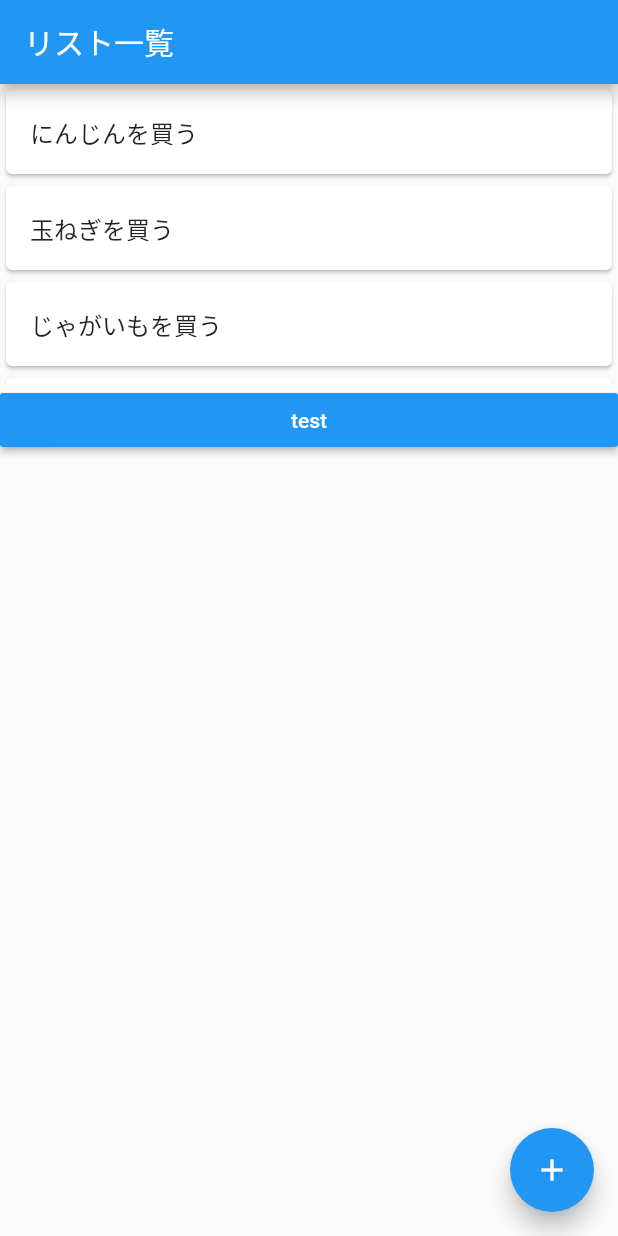
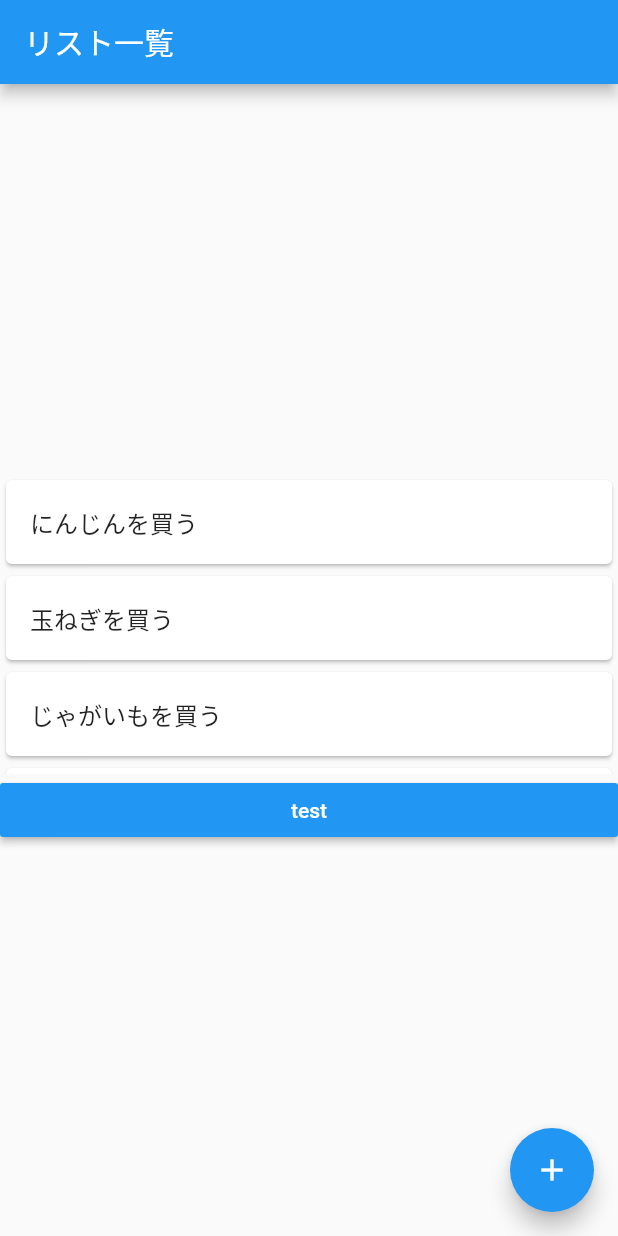
Before and after one commit to ShoHIOKI/test, a Flutter app: the screen it shows after launch, on a phone screen of 412 x 824 dp. Run offline on Flutter 3.47's test engine with Material 2 defaults, Android fonts, the phone set to English and light mode, and no system bars.

Commit message:
レイアウト確認用フラグ追加

```diff
--- a/lib/main.dart
+++ b/lib/main.dart
@@ -1,6 +1,8 @@
 import 'package:flutter/material.dart';
+import 'package:flutter/rendering.dart';  //レイアウト構成確認用パッケージ
 
 void main() {
+  debugPaintSizeEnabled = true; //レイアウト構成確認用
   // 最初に表示するWidget
   runApp(MyTodoApp());
 }
@@ -33,7 +35,9 @@ class TodoListPage extends StatelessWidget {
       appBar: AppBar(
         title: Text('リスト一覧'),
       ),
-      body: Column(
+      body: Center(
+        child: Column(
+          mainAxisAlignment: MainAxisAlignment.center,
           children: <Widget>[
             Container(
               height: 200,
@@ -75,6 +79,7 @@ class TodoListPage extends StatelessWidget {
               ),
             ),
           ],
+        ),
       ),
       floatingActionButton: FloatingActionButton(
         onPressed: (){
```
Lines whose indentation alone changed are shown as unchanged.
